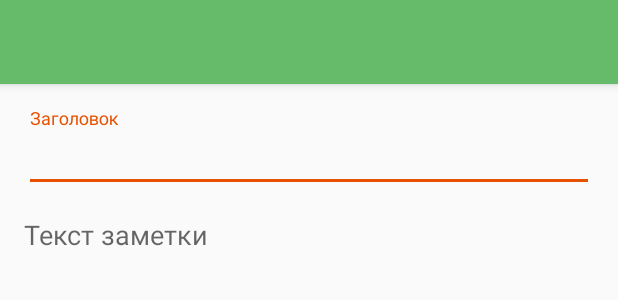
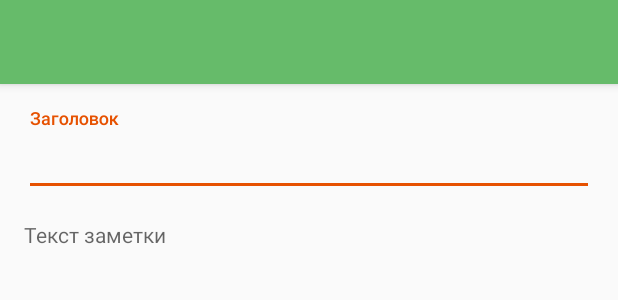
Before and after one commit to KunakbaevAV/GeekNotes, an Android app: the layout activity_note.xml on its own in the app's theme, with its tools: preview values and no code run, on a phone screen of 412 x 824 dp. Shown: the top 300 px of the screen. Run offline under Robolectric (Android 15) with nearby library versions, the phone set to English and light mode, and no system bars.

```diff
--- a/app/src/main/res/layout/activity_note.xml
+++ b/app/src/main/res/layout/activity_note.xml
@@ -33,6 +33,7 @@
 
             <com.google.android.material.textfield.TextInputEditText
                 android:id="@+id/titleEt"
+                style="@style/TextAppearance.AppCompat.Title"
                 android:layout_width="match_parent"
                 android:layout_height="wrap_content"
                 android:textColor="@android:color/black"/>
@@ -41,6 +42,7 @@
 
         <EditText
             android:id="@+id/bodyEt"
+            style="@style/TextAppearance.AppCompat"
             android:layout_width="match_parent"
             android:layout_height="wrap_content"
             android:layout_marginTop="@dimen/padding_medium"
```
